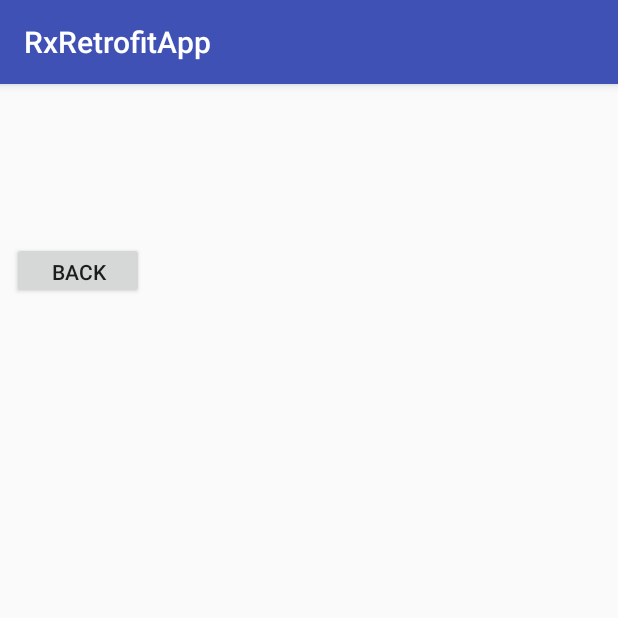
After one commit to nalyvaikoyv/for_yura_2, an Android app: the ZoneActivity screen opened directly, with no data from a screen before it, on a phone screen of 412 x 824 dp, the top half of it. The commit adds this screen. Run offline under Robolectric (Android 15) with nearby library versions, the phone set to English and light mode, and no system bars; network calls fail.

Commit message:
my First commit

```diff
--- a/app/src/main/AndroidManifest.xml
+++ b/app/src/main/AndroidManifest.xml
@@ -14,11 +14,11 @@
         android:label="@string/app_name"
         android:supportsRtl="true"
         android:theme="@style/AppTheme">
+        <activity android:name=".ZoneActivity"></activity>
         <activity
             android:name=".LoginActivity"
             android:label="@string/title_activity_login"
-            android:theme="@style/AppTheme.NoActionBar"></activity>
-
+            android:theme="@style/AppTheme.NoActionBar" />
         <activity
             android:name=".MainActivity"
             android:screenOrientation="portrait">
--- a/app/src/main/java/io/github/hkusu/rxRetrofit/MainActivity.kt
+++ b/app/src/main/java/io/github/hkusu/rxRetrofit/MainActivity.kt
@@ -36,7 +36,9 @@ class MainActivity : AppCompatActivity() {
 
         adapter?.onZoneClickListener = object : OnZoneClickListener {
             override fun onZoneClick(zone: JsonZones_Base) {
-                Toast.makeText(baseContext, "Clicked zone ${zone.name} id = e ${zone.id} ", Toast.LENGTH_LONG).show()
+                Toast.makeText(baseContext, " ${zone.name} ", Toast.LENGTH_LONG).show()
+                zoneActivity(zone)
+
             }
         }
     }
@@ -67,6 +69,20 @@ class MainActivity : AppCompatActivity() {
 
     }
 
+    private fun zoneActivity(zone: JsonZones_Base){
+            Log.e("TAG", zone.id.toString())
+            Log.e("TAG", zone.index)
+            Log.e("TAG", zone.name)
+            Log.e("TAG", zone.type)
+        val intent = Intent(this, ZoneActivity::class.java)
+        intent.putExtra("id", zone.id)
+        intent.putExtra("index", zone.index)
+        intent.putExtra("name", zone.name)
+        intent.putExtra("type", zone.type)
+        startActivity(intent)
+
+    }
+
     override fun onPause() {
         super.onPause()
         dispLogin?.dispose()
--- /dev/null
+++ b/app/src/main/java/io/github/hkusu/rxRetrofit/ZoneActivity.kt
@@ -0,0 +1,26 @@
+package io.github.hkusu.rxRetrofit
+
+import android.content.Intent
+import android.support.v7.app.AppCompatActivity
+import android.os.Bundle
+import kotlinx.android.synthetic.main.activity_zone.*
+
+class ZoneActivity : AppCompatActivity() {
+
+    override fun onCreate(savedInstanceState: Bundle?) {
+        super.onCreate(savedInstanceState)
+        setContentView(R.layout.activity_zone)
+
+        val zoneId = intent.getStringExtra("id")
+        val zoneIndex = intent.getStringExtra("index")
+        val zoneName = intent.getStringExtra("name")
+        val zoneType = intent.getStringExtra("type")
+
+        txtZoneIndex.setText(zoneIndex)
+        txtZoneName.setText(zoneName)
+        txtZoneType.setText(zoneType)
+
+        btnBack.setOnClickListener { startActivity(Intent(this, MainActivity::class.java)) }
+
+    }
+}
--- /dev/null
+++ b/app/src/main/res/layout/activity_zone.xml
@@ -0,0 +1,47 @@
+<?xml version="1.0" encoding="utf-8"?>
+<android.support.constraint.ConstraintLayout xmlns:android="http://schemas.android.com/apk/res/android"
+    xmlns:app="http://schemas.android.com/apk/res-auto"
+    xmlns:tools="http://schemas.android.com/tools"
+    android:layout_width="match_parent"
+    android:layout_height="match_parent"
+    tools:context="io.github.hkusu.rxRetrofit.ZoneActivity">
+
+    <LinearLayout
+        android:layout_width="374dp"
+        android:layout_height="670dp"
+        android:layout_marginStart="8dp"
+        android:layout_marginTop="8dp"
+        android:layout_marginBottom="44dp"
+        android:orientation="vertical"
+        app:layout_constraintBottom_toBottomOf="parent"
+        app:layout_constraintStart_toStartOf="parent"
+        app:layout_constraintTop_toTopOf="parent">
+
+        <TextView
+            android:id="@+id/txtZoneIndex"
+            android:layout_width="wrap_content"
+            android:layout_height="wrap_content"
+            android:text="TEST" />
+
+        <TextView
+            android:id="@+id/txtZoneName"
+            android:layout_width="wrap_content"
+            android:layout_height="wrap_content"
+            android:layout_marginTop="8dp"
+            android:text="TEST" />
+
+        <TextView
+            android:id="@+id/txtZoneType"
+            android:layout_width="wrap_content"
+            android:layout_height="wrap_content"
+            android:layout_marginTop="8dp"
+            android:text="TEST" />
+
+        <Button
+            android:id="@+id/btnBack"
+            android:layout_width="wrap_content"
+            android:layout_height="38dp"
+            android:text="BACK" />
+    </LinearLayout>
+
+</android.support.constraint.ConstraintLayout>
```
